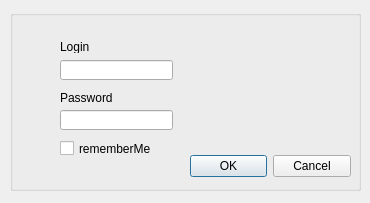
Atomicall/_TraTa_CRUD, file TraTa/authentication_dialog.ui: the form before one commit.
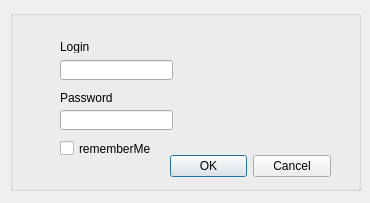
The form after the commit.

The edit to the form file:
```diff
--- a/TraTa/authentication_dialog.ui
+++ b/TraTa/authentication_dialog.ui
@@ -74,7 +74,7 @@
    <widget class="QDialogButtonBox" name="DialogButtonBox">
     <property name="geometry">
      <rect>
-      <x>180</x>
+      <x>160</x>
       <y>140</y>
       <width>161</width>
       <height>32</height>
```
